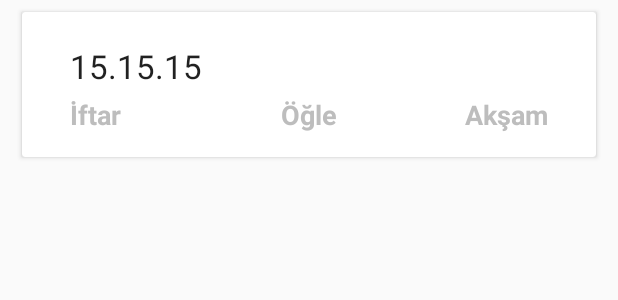
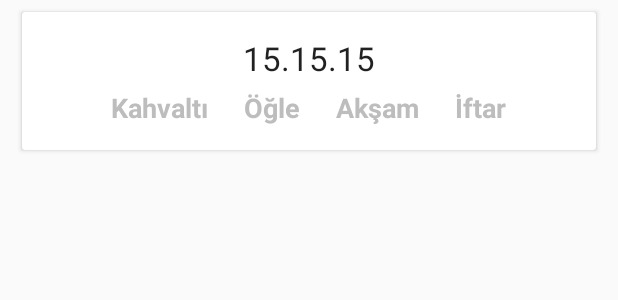
Before and after one commit to y3seker/EgeYemekhaneMobil, an Android app: the layout row_mymenus.xml on its own in the app's theme, with its tools: preview values and no code run, on a phone screen of 412 x 824 dp. Shown: the top 300 px of the screen. Run offline under Robolectric (Android 15) with nearby library versions, the phone set to English and light mode, and no system bars.

Commit message:
my menus layout updated

```diff
--- a/app/src/main/res/layout/row_mymenus.xml
+++ b/app/src/main/res/layout/row_mymenus.xml
@@ -1,5 +1,4 @@
-<?xml version="1.0" encoding="utf-8"?>
-<!--
+<?xml version="1.0" encoding="utf-8"?><!--
   ~ Copyright 2015 Yunus Emre Şeker. All rights reserved.
   ~
   ~ Licensed under the Apache License, Version 2.0 (the "License");
@@ -28,31 +27,29 @@
             android:id="@+id/mymenus_row_date"
             android:layout_width="wrap_content"
             android:layout_height="wrap_content"
-            android:layout_alignParentLeft="true"
-            android:layout_alignParentStart="true"
-            android:layout_alignParentTop="true"
-            android:paddingBottom="5dp"
+            android:layout_centerHorizontal="true"
             android:paddingEnd="16dp"
             android:paddingLeft="16dp"
             android:paddingRight="16dp"
             android:paddingStart="16dp"
-            android:paddingTop="5dp"
+            android:paddingBottom="6dp"
             android:text="15.15.15"
             android:textAppearance="?android:attr/textAppearanceLarge"
             android:textStyle="normal" />
+
+        <GridLayout
+            android:layout_height="wrap_content"
+            android:layout_below="@+id/mymenus_row_date"
+            android:layout_centerInParent="true"
+            android:layout_width="wrap_content">
 
             <TextView
                 android:id="@+id/mymenus_row_breakfast"
                 android:layout_width="wrap_content"
                 android:layout_height="wrap_content"
-            android:layout_alignParentLeft="true"
-            android:layout_alignParentStart="true"
-            android:layout_below="@+id/mymenus_row_date"
-            android:paddingEnd="16dp"
-            android:paddingLeft="16dp"
-            android:paddingRight="16dp"
-            android:paddingStart="16dp"
-            android:text="İftar"
+                android:paddingLeft="12dp"
+                android:paddingRight="12dp"
+                android:text="@string/breakfast"
                 android:textAppearance="?android:attr/textAppearanceMedium"
                 android:textColor="@color/grey_400"
                 android:textStyle="bold" />
@@ -61,9 +58,9 @@
                 android:id="@+id/mymenus_row_lunch"
                 android:layout_width="wrap_content"
                 android:layout_height="wrap_content"
-            android:layout_below="@+id/mymenus_row_date"
-            android:layout_centerHorizontal="true"
-            android:text="Öğle"
+                android:paddingLeft="12dp"
+                android:paddingRight="12dp"
+                android:text="@string/lunch"
                 android:textAppearance="?android:attr/textAppearanceMedium"
                 android:textColor="@color/grey_400"
                 android:textStyle="bold" />
@@ -72,37 +69,24 @@
                 android:id="@+id/mymenus_row_dinner"
                 android:layout_width="wrap_content"
                 android:layout_height="wrap_content"
-            android:layout_alignParentEnd="true"
-            android:layout_alignParentRight="true"
-            android:layout_below="@+id/mymenus_row_date"
-            android:paddingEnd="16dp"
-            android:paddingLeft="16dp"
-            android:paddingRight="16dp"
-            android:paddingStart="16dp"
+                android:paddingLeft="12dp"
+                android:paddingRight="12dp"
                 android:text="@string/dinner"
                 android:textAppearance="?android:attr/textAppearanceMedium"
                 android:textColor="@color/grey_400"
                 android:textStyle="bold" />
 
             <TextView
-            android:id="@+id/mymenus_row_balance"
+                android:id="@+id/mymenus_row_iftar"
                 android:layout_width="wrap_content"
                 android:layout_height="wrap_content"
-            android:layout_alignParentEnd="true"
-            android:layout_alignParentRight="true"
-            android:layout_alignTop="@+id/mymenus_row_date"
-            android:gravity="center"
-            android:paddingBottom="5dp"
-            android:paddingEnd="16dp"
-            android:paddingLeft="16dp"
-            android:paddingRight="16dp"
-            android:paddingStart="16dp"
-            android:paddingTop="5dp"
-            android:text="kredi"
+                android:paddingLeft="12dp"
+                android:paddingRight="12dp"
+                android:text="@string/iftar"
                 android:textAppearance="?android:attr/textAppearanceMedium"
-            android:textSize="13sp"
-            android:visibility="gone" />
+                android:textColor="@color/grey_400"
+                android:textStyle="bold" />
 
+        </GridLayout>
     </RelativeLayout>
-
 </android.support.v7.widget.CardView>
--- a/app/src/main/res/values/strings.xml
+++ b/app/src/main/res/values/strings.xml
@@ -93,5 +93,6 @@
     <string name="meals">Öğünler</string>
     <string name="canceling_order">Sipariş İptal Ediliyor</string>
     <string name="verifing_order">Sipariş Onaylanıyor</string>
+    <string name="iftar">İftar</string>
 
 </resources>
```
Also changed, not shown: app/src/main/java/com/y3seker/egeyemekhanemobil/activities/MainActivity.java (+6 -5 lines), app/src/main/java/com/y3seker/egeyemekhanemobil/activities/MyMenusActivity.java (+19 -14 lines), app/src/main/java/com/y3seker/egeyemekhanemobil/models/MyMenusItem.java (+27 -11 lines), app/src/main/java/com/y3seker/egeyemekhanemobil/ui/MenuRVAdapter.java (+21 -12 lines), app/src/main/java/com/y3seker/egeyemekhanemobil/utils/Utils.java (+14 -1 lines). Lines whose indentation alone changed are shown as unchanged.
